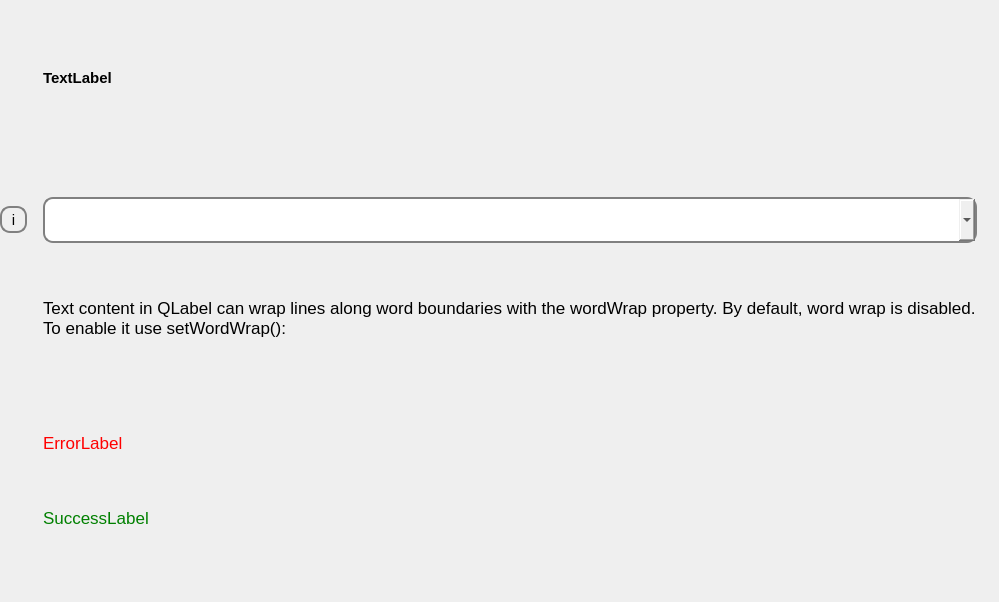
The window that lfb_regeneration_wildlife_impact/gui/form/dropdown.ui (b-lack/qgis-fim-plugin) describes before a commit, drawn with Qt 5.
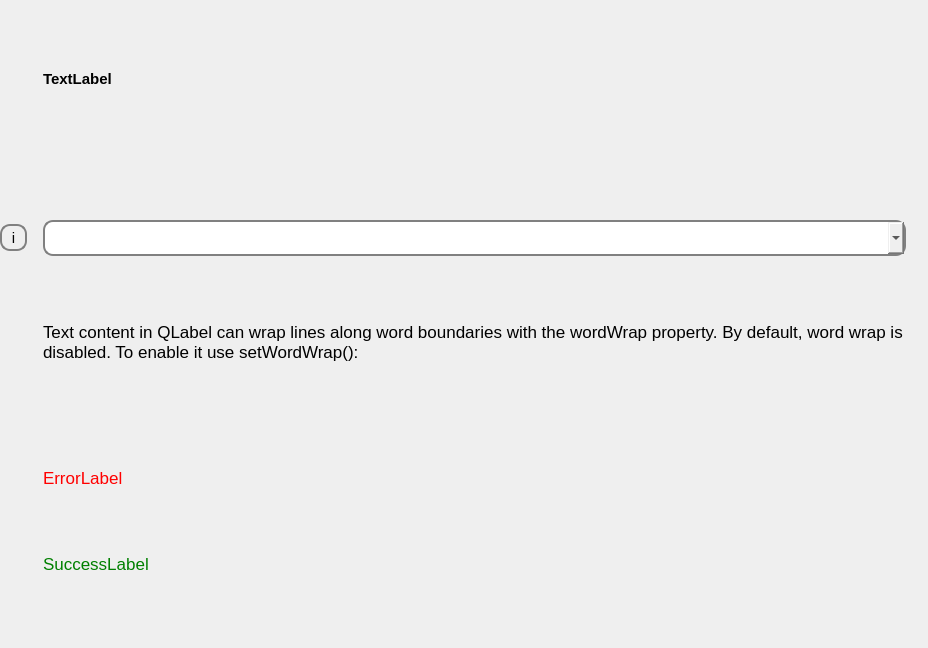
The same window after the commit.

The edit to the form file:
```diff
--- a/lfb_regeneration_wildlife_impact/gui/form/dropdown.ui
+++ b/lfb_regeneration_wildlife_impact/gui/form/dropdown.ui
@@ -6,8 +6,8 @@
    <rect>
     <x>0</x>
     <y>0</y>
-    <width>999</width>
-    <height>602</height>
+    <width>928</width>
+    <height>648</height>
    </rect>
   </property>
   <property name="sizePolicy">
@@ -24,13 +24,13 @@
     <number>0</number>
    </property>
    <property name="topMargin">
-    <number>20</number>
+    <number>10</number>
    </property>
    <property name="rightMargin">
     <number>0</number>
    </property>
    <property name="bottomMargin">
-    <number>20</number>
+    <number>10</number>
    </property>
    <item row="6" column="1">
     <widget class="QLabel" name="lfbTextFieldError">
@@ -121,7 +121,7 @@
       <string notr="true">QComboBox {
 	border: 2px solid gray;
 	border-radius: 10px;
-	padding: 10px;
+	padding: 5px;
 }</string>
      </property>
      <property name="currentText">
```
Left out of the diff: 51 changed lines with no effect on the pictures.
